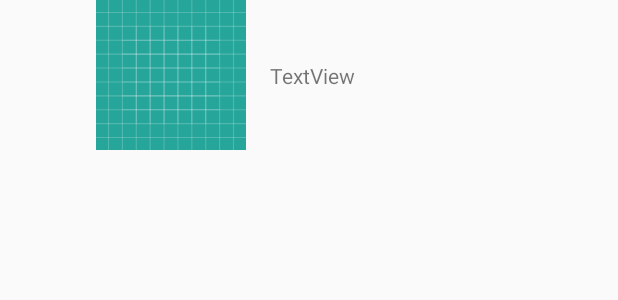
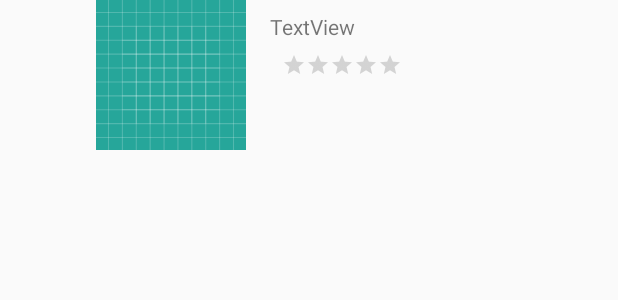
Before and after one commit to williamgdev/GooglePlaceApi, an Android app: the layout market_info.xml on its own in the app's theme, with its tools: preview values and no code run, on a phone screen of 412 x 824 dp. Shown: the top 300 px of the screen. Run offline under Robolectric (Android 15) with nearby library versions, the phone set to English and light mode, and no system bars.

Commit message:
Displayed reviews stars on marker info

```diff
--- a/app/src/main/java/com/williamgdev/example/googleplaceapi/dto/PlaceDetailsResponse.java
+++ b/app/src/main/java/com/williamgdev/example/googleplaceapi/dto/PlaceDetailsResponse.java
@@ -39,4 +39,5 @@ public class PlaceDetailsResponse {
         this.status = status;
     }
 
+    public enum STATUS { OK, UNKNOWN_ERROR, ZERO_RESULTS, OVER_QUERY_LIMIT, REQUEST_DENIED, INVALID_REQUEST, NOT_FOUND}
 }
--- a/app/src/main/res/layout/market_info.xml
+++ b/app/src/main/res/layout/market_info.xml
@@ -3,18 +3,16 @@
     xmlns:app="http://schemas.android.com/apk/res-auto"
     xmlns:tools="http://schemas.android.com/tools"
     android:layout_width="300dp"
-    android:layout_height="100dp">
+    android:layout_height="wrap_content">
 
     <TextView
         android:id="@+id/info_title"
         android:layout_width="wrap_content"
         android:layout_height="wrap_content"
-        android:layout_marginBottom="8dp"
         android:layout_marginEnd="8dp"
         android:layout_marginStart="16dp"
         android:layout_marginTop="8dp"
         android:text="TextView"
-        app:layout_constraintBottom_toBottomOf="@+id/info_image"
         app:layout_constraintEnd_toEndOf="parent"
         app:layout_constraintHorizontal_bias="0.5"
         app:layout_constraintStart_toEndOf="@+id/info_image"
@@ -31,4 +29,15 @@
         app:layout_constraintStart_toStartOf="parent"
         app:layout_constraintTop_toTopOf="parent"
         app:srcCompat="@drawable/ic_launcher_background" />
+
+    <RatingBar
+        android:id="@+id/ratingBar"
+        style="@style/Base.Widget.AppCompat.RatingBar.Small"
+        android:layout_width="wrap_content"
+        android:layout_height="wrap_content"
+        android:layout_marginStart="8dp"
+        android:layout_marginTop="8dp"
+        app:layout_constraintStart_toStartOf="@+id/info_title"
+        app:layout_constraintTop_toBottomOf="@+id/info_title" />
+
 </android.support.constraint.ConstraintLayout>
```
Also changed, not shown: app/src/main/java/com/williamgdev/example/googleplaceapi/GPAInteractor.java (+12 -2 lines), app/src/main/java/com/williamgdev/example/googleplaceapi/GPAWebServiceApi.java (+5 -3 lines), app/src/main/java/com/williamgdev/example/googleplaceapi/GPAWebServiceInteractor.java (+13 -4 lines), app/src/main/java/com/williamgdev/example/googleplaceapi/MainActivity.java (+16 -1 lines).
